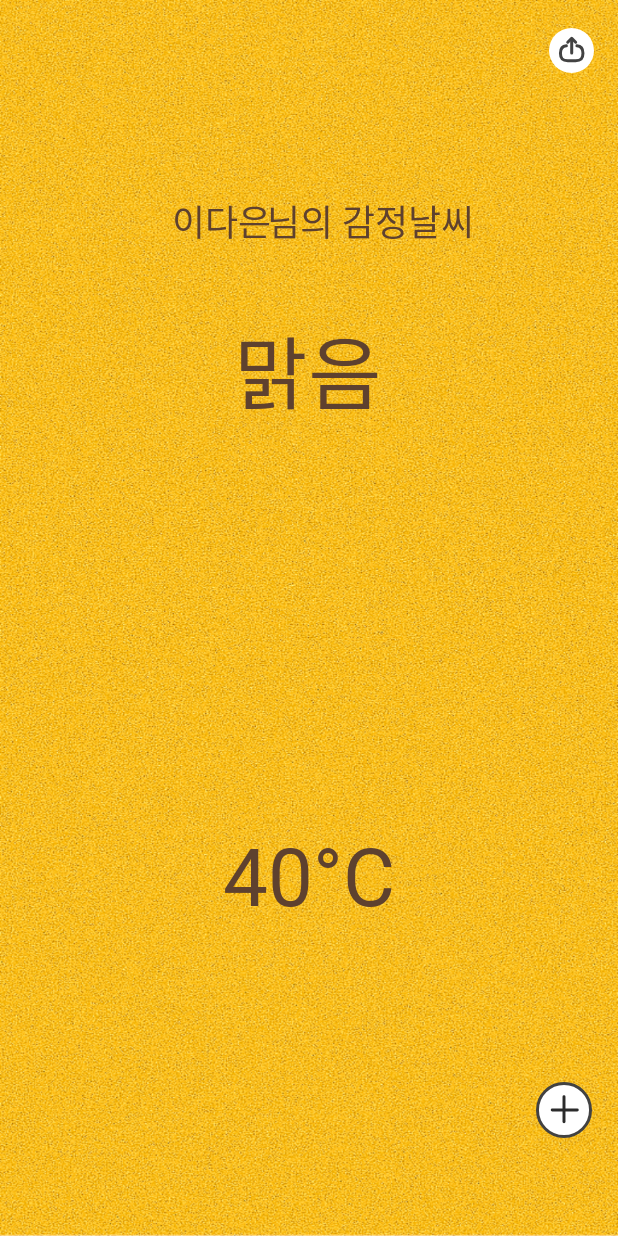
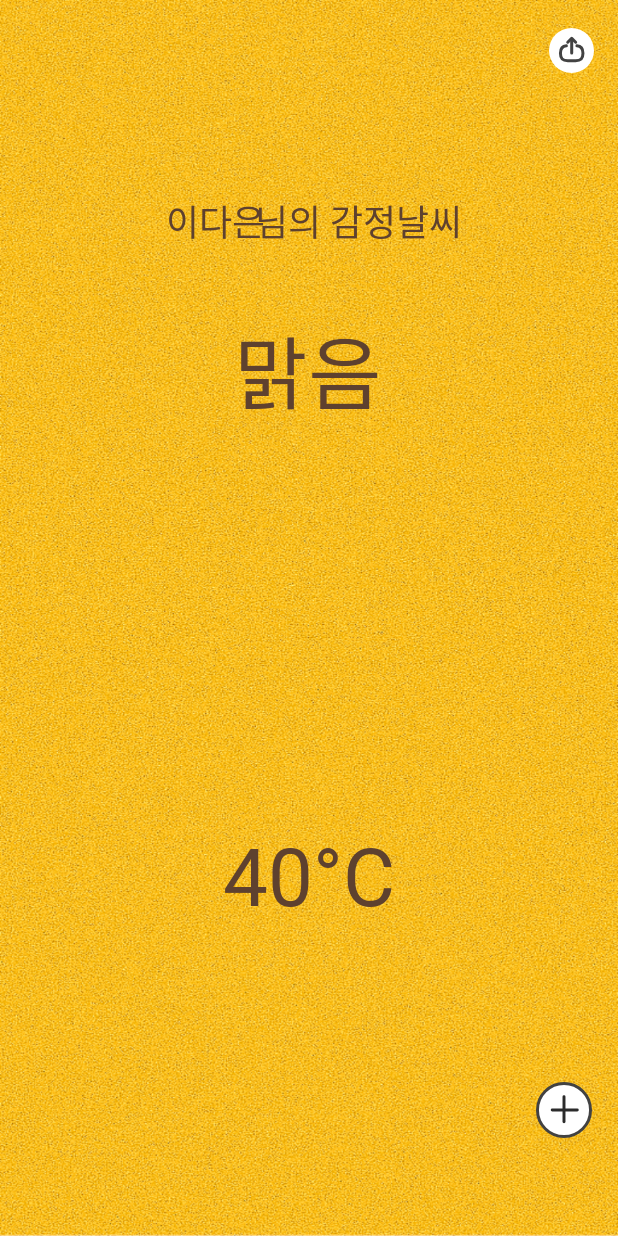
Before and after one commit to yourweather/yourweather-android, an Android app: the layout activity_home.xml on its own in the app's theme, with its tools: preview values and no code run, on a phone screen of 412 x 824 dp. Run offline under Robolectric (Android 15) with nearby library versions, the phone set to English and light mode, and no system bars; Roboto replaces fonts that are not available here.

Commit message:
[refactor] : 홈화면 폰트 변경

```diff
--- a/app/src/main/res/layout/activity_home.xml
+++ b/app/src/main/res/layout/activity_home.xml
@@ -46,15 +46,16 @@
                 android:id="@+id/tv_home_username"
                 android:layout_width="wrap_content"
                 android:layout_height="wrap_content"
-                android:layout_marginStart="117dp"
+                android:layout_marginStart="114dp"
                 android:layout_marginTop="129dp"
-                android:fontFamily="@font/pretendardbold"
+                android:fontFamily="@font/bmhanna"
                 android:gravity="center"
                 android:text="이다은"
                 android:textColor="@color/brown"
                 android:textSize="24dp"
                 app:layout_constraintBottom_toBottomOf="parent"
                 app:layout_constraintEnd_toStartOf="@+id/tv_home_guide"
+                app:layout_constraintHorizontal_bias="0.34"
                 app:layout_constraintStart_toStartOf="parent"
                 app:layout_constraintTop_toTopOf="parent"
                 app:layout_constraintVertical_bias="0.0" />
@@ -64,8 +65,8 @@
                 android:layout_width="wrap_content"
                 android:layout_height="wrap_content"
                 android:layout_marginTop="129dp"
-                android:layout_marginEnd="96dp"
-                android:fontFamily="@font/pretendardmedium"
+                android:layout_marginEnd="104dp"
+                android:fontFamily="@font/bmhanna"
                 android:gravity="center"
                 android:text="님의 감정날씨"
                 android:textColor="@color/brown"
@@ -91,7 +92,7 @@
                 android:layout_width="wrap_content"
                 android:layout_height="wrap_content"
                 android:layout_marginTop="41dp"
-                android:fontFamily="@font/pretendardmedium"
+                android:fontFamily="@font/bmhanna"
                 android:text="맑음"
                 android:textColor="@color/brown"
                 android:textSize="53dp"
@@ -107,7 +108,7 @@
                 android:layout_width="wrap_content"
                 android:layout_height="wrap_content"
                 android:layout_marginTop="21dp"
-                android:fontFamily="@font/pretendardmedium"
+                android:fontFamily="@font/bmhanna"
                 android:text="40°C"
                 android:textColor="@color/brown"
                 android:textSize="53dp"
```
